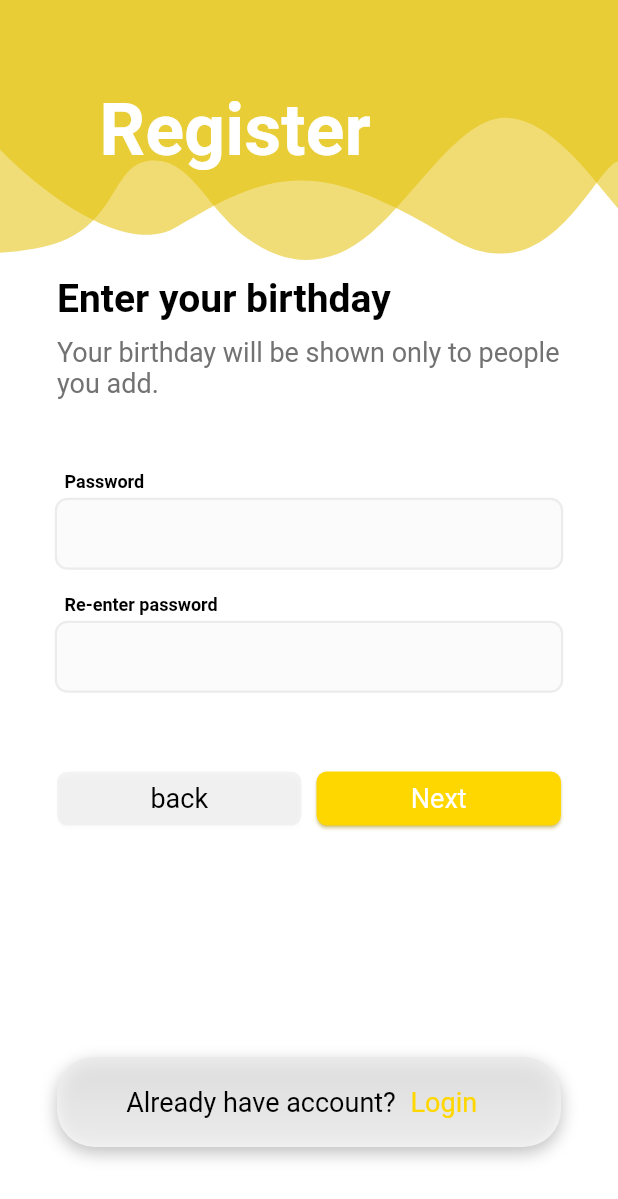
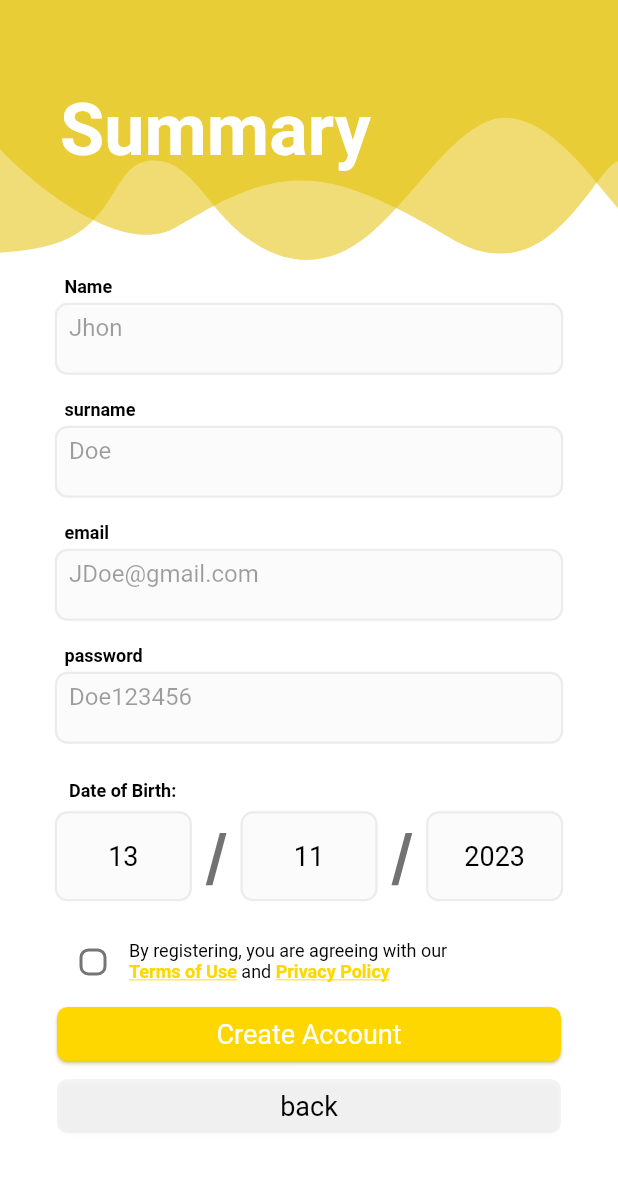
Before and after one commit to sinanGsr/desiree, a Flutter app: the RegisterBirthday widget shown alone on an empty page, opened directly, after a tap on "Next", on a phone screen of 412 x 824 dp. Shown: the top 1199 px of the screen. Run offline on Flutter 3.47's test engine with Material 2 defaults, Android fonts, the phone set to English and light mode, and no system bars; our stand-ins replace flutter_svg, gap, get; Roboto replaces fonts that are missing (Inter, Montserrat).

Commit message:
registration ui
the static ui for registration completed

```diff
--- a/lib/Presentation/Authentication/register_birthday.dart
+++ b/lib/Presentation/Authentication/register_birthday.dart
@@ -1,12 +1,13 @@
 
 
+import 'package:desiree/Presentation/Authentication/register_password.dart';
 import 'package:desiree/Presentation/Authentication/register_screen.dart';
+import 'package:desiree/Presentation/Authentication/register_summary.dart';
 import 'package:flutter/material.dart';
 import 'package:get/get.dart';
 
 import '../Components/background.dart';
 import '../Components/buttons.dart';
-import '../Components/text_inputs.dart';
 import '../TextConfig/text_config.dart';
 import 'login.dart';
 
@@ -18,6 +19,26 @@ class RegisterBirthday extends StatefulWidget {
 }
 
 class _RegisterBirthdayState extends State<RegisterBirthday> {
+
+  DateTime _selectedDate = DateTime.now();
+
+  Future<void> _selectDate(BuildContext context, String dateType) async {
+    final DateTime? picked = await showDatePicker(
+      context: context,
+      initialDate: _selectedDate ?? DateTime.now(),
+      firstDate: DateTime(1900),
+      lastDate: DateTime(2101),
+    );
+
+    if (picked != null && picked != _selectedDate) {
+      setState(() {
+        _selectedDate = picked;
+        // You can use _selectedDate to update your model or perform any other actions
+        print('$dateType: ${_selectedDate.toLocal()}');
+      });
+    }
+  }
+
   @override
   Widget build(BuildContext context) {
     return BackgroundWidget(
@@ -32,9 +53,54 @@ class _RegisterBirthdayState extends State<RegisterBirthday> {
             const SizedBox(height: 10,),
             AppText.small('Your birthday will be shown only to people you add.',color: Color(0xFF727272)),
             SizedBox(height: 48,),
-            MainInput(text: 'Password'),
-            SizedBox(height: 18,),
-            MainInput(text: 'Re-enter password'),
+            Row(
+              children: [
+                Expanded(
+                  child: GestureDetector(
+                    onTap: (){
+                      _selectDate(context, 'DD');
+                    },
+                    child: dateBox(_selectedDate.day),
+                  ),
+                ),
+                const Text(
+                  ' / ',
+                  style: TextStyle(
+                    color: Color(0xFF727272),
+                    fontSize: 40,
+                    fontFamily: 'Inter',
+                    fontWeight: FontWeight.w600,
+                    height: 0,
+                  ),
+                ),
+                Expanded(
+                  child: GestureDetector(
+                    onTap: (){
+                      _selectDate(context, 'MMM');
+                    },
+                    child: dateBox(_selectedDate.month),
+                  ),
+                ),
+                const Text(
+                  ' / ',
+                  style: TextStyle(
+                    color: Color(0xFF727272),
+                    fontSize: 40,
+                    fontFamily: 'Inter',
+                    fontWeight: FontWeight.w600,
+                    height: 0,
+                  ),
+                ),
+                Expanded(
+                  child: GestureDetector(
+                    onTap: (){
+                      _selectDate(context, 'YYY');
+                    },
+                    child: dateBox(_selectedDate.year),
+                  ),
+                ),
+              ],
+            ),
 
             SizedBox(height: 48,),
 
@@ -47,7 +113,7 @@ class _RegisterBirthdayState extends State<RegisterBirthday> {
 
                     text: 'back',
                     onTap: () {
-                      Get.to(RegisterScreen());
+                      Get.to(RegisterPassword());
 
                     },),
                 ),
@@ -56,6 +122,7 @@ class _RegisterBirthdayState extends State<RegisterBirthday> {
                   child: PrimaryButton(
                     text: 'Next',
                     onTap: () {
+                      Get.to(RegisterSummary());
 
                     },),
                 ),
@@ -63,7 +130,7 @@ class _RegisterBirthdayState extends State<RegisterBirthday> {
             ),
 
 
-            SizedBox(height: MediaQuery.of(context).size.height * 0.18,),
+            SizedBox(height: MediaQuery.of(context).size.height * 0.3,),
 
             bottomBox("Already have account?","Login",(){
               Get.to(Login());
@@ -76,4 +143,22 @@ class _RegisterBirthdayState extends State<RegisterBirthday> {
 
     );
   }
+
+  Container dateBox(var dateToSelect) {
+    return Container(
+            padding: EdgeInsets.symmetric(vertical: 18),
+              decoration: ShapeDecoration(
+                color: Color(0x051D1D1F),
+                shape: RoundedRectangleBorder(
+                  side: BorderSide(
+                    width: 1.50,
+                    strokeAlign: BorderSide.strokeAlignOutside,
+                    color: Color(0x161D1D1F),
+                  ),
+                  borderRadius: BorderRadius.circular(7),
+                ),
+            ),
+            child: Center(child: AppText.small(dateToSelect.toString())),
+            );
+  }
 }
--- a/lib/Presentation/Authentication/register_password.dart
+++ b/lib/Presentation/Authentication/register_password.dart
@@ -37,7 +37,9 @@ class _RegisterPasswordState extends State<RegisterPassword> {
             const SizedBox(height: 10,),
             AppText.small('It’ll be used only for verification and logging in.',color: Color(0xFF727272)),
             SizedBox(height: 48,),
-
+            MainInput(text: 'Password'),
+            SizedBox(height: 18,),
+            MainInput(text: 'Re-enter password'),
 
             SizedBox(height: 48,),
 
--- /dev/null
+++ b/lib/Presentation/Authentication/register_summary.dart
@@ -0,0 +1,200 @@
+
+
+
+
+import 'package:desiree/Presentation/Components/background.dart';
+import 'package:desiree/Presentation/Components/buttons.dart';
+import 'package:flutter/material.dart';
+
+import '../Components/text_inputs.dart';
+import '../TextConfig/text_config.dart';
+
+class RegisterSummary extends StatefulWidget {
+  const RegisterSummary({super.key});
+
+  @override
+  State<RegisterSummary> createState() => _RegisterSummaryState();
+}
+
+class _RegisterSummaryState extends State<RegisterSummary> {
+  bool _checkValue = false;
+  @override
+  Widget build(BuildContext context) {
+    return BackgroundWidget(
+      header: "Summary",
+        widget: Padding(
+          padding: const EdgeInsets.symmetric(horizontal: 38,vertical: 10),
+          child: Column(
+            crossAxisAlignment: CrossAxisAlignment.start,
+            mainAxisAlignment: MainAxisAlignment.center,
+          children: [
+            MainInput(text: 'Name',label: "Jhon",enabled: false,),
+            SizedBox(height: 18,),
+            MainInput(text: 'surname',label: "Doe",enabled: false,),
+            SizedBox(height: 18,),
+            MainInput(text: 'email',label: "JDoe@gmail.com",enabled: false,),
+            SizedBox(height: 18,),
+            MainInput(text: 'password',label: "Doe123456",enabled: false,),
+            SizedBox(height: 18,),
+            Padding(
+              padding: const EdgeInsets.all(8.0),
+              child: AppText.smallBold("Date of Birth:"),
+            ),
+            Row(
+              children: [
+                Expanded(
+                  child: GestureDetector(
+                    onTap: (){
+
+                    },
+                    child: dateBox(DateTime.now().day),
+                  ),
+                ),
+                const Text(
+                  ' / ',
+                  style: TextStyle(
+                    color: Color(0xFF727272),
+                    fontSize: 40,
+                    fontFamily: 'Inter',
+                    fontWeight: FontWeight.w600,
+                    height: 0,
+                  ),
+                ),
+                Expanded(
+                  child: GestureDetector(
+                    onTap: (){
+
+                    },
+                    child: dateBox(DateTime.now().month),
+                  ),
+                ),
+                const Text(
+                  ' / ',
+                  style: TextStyle(
+                    color: Color(0xFF727272),
+                    fontSize: 40,
+                    fontFamily: 'Inter',
+                    fontWeight: FontWeight.w600,
+                    height: 0,
+                  ),
+                ),
+                Expanded(
+                  child: GestureDetector(
+                    onTap: (){
+
+                    },
+                    child: dateBox(DateTime.now().year),
+                  ),
+                ),
+              ],
+            ),
+            SizedBox(height: 18,),
+            Row(
+              children: [
+                Checkbox(
+                    activeColor: Color(0xffFFD700),
+                    materialTapTargetSize: MaterialTapTargetSize.padded,
+                    shape: RoundedRectangleBorder(
+                      borderRadius: BorderRadius.circular(6)
+                    ),
+                    value: _checkValue,
+                    onChanged: (val){
+                  setState(() {
+                    _checkValue = !_checkValue;
+                  });
+
+                }),
+                SizedBox(
+                  width: MediaQuery.of(context).size.width * 0.60,
+                  child: text(),
+
+                )
+              ],
+            ),
+            PrimaryButton(text: 'Create Account',
+                onTap: (){
+
+                }),
+            PrimaryButton(
+                buttonColor: Color(0x0C1D1D1F),
+                textColor: Colors.black,
+                text: "back",
+                onTap: (){
+
+                })
+
+
+      ],
+    ),
+        ), );
+  }
+
+  Container dateBox(var dateToSelect) {
+    return Container(
+      padding: EdgeInsets.symmetric(vertical: 18),
+      decoration: ShapeDecoration(
+        color: Color(0x051D1D1F),
+        shape: RoundedRectangleBorder(
+          side: BorderSide(
+            width: 1.50,
+            strokeAlign: BorderSide.strokeAlignOutside,
+            color: Color(0x161D1D1F),
+          ),
+          borderRadius: BorderRadius.circular(7),
+        ),
+      ),
+      child: Center(child: AppText.small(dateToSelect.toString())),
+    );
+  }
+
+  Widget text(){
+    return Text.rich(
+      TextSpan(
+        children: [
+          TextSpan(
+            text: 'By registering, you are agreeing with our ',
+            style: TextStyle(
+              color: Colors.black,
+              fontSize: 12,
+              fontFamily: 'Montserrat',
+              fontWeight: FontWeight.w400,
+              height: 0,
+            ),
+          ),
+          TextSpan(
+            text: 'Terms of Use',
+            style: TextStyle(
+              color: Color(0xFFFFD700),
+              fontSize: 12,
+              fontFamily: 'Montserrat',
+              fontWeight: FontWeight.w600,
+              decoration: TextDecoration.underline,
+              height: 0,
+            ),
+          ),
+          TextSpan(
+            text: ' and ',
+            style: TextStyle(
+              color: Colors.black,
+              fontSize: 12,
+              fontFamily: 'Montserrat',
+              fontWeight: FontWeight.w400,
+              height: 0,
+            ),
+          ),
+          TextSpan(
+            text: 'Privacy Policy',
+            style: TextStyle(
+              color: Color(0xFFFFD700),
+              fontSize: 12,
+              fontFamily: 'Montserrat',
+              fontWeight: FontWeight.w600,
+              decoration: TextDecoration.underline,
+              height: 0,
+            ),
+          ),
+        ],
+      ),
+    );
+  }
+}
--- a/lib/Presentation/Components/text_inputs.dart
+++ b/lib/Presentation/Components/text_inputs.dart
@@ -5,10 +5,11 @@ import '../TextConfig/text_config.dart';
 class MainInput extends StatelessWidget {
   final String text;
   final String? label;
+  final bool? enabled;
   const MainInput({
     super.key,
     required this.text,
-     this.label,
+     this.label, this.enabled,
   });
 
   @override
@@ -35,9 +36,11 @@ class MainInput extends StatelessWidget {
                 borderRadius: BorderRadius.circular(7),
               )),
           child: TextFormField(
+              enabled: enabled,
               decoration: InputDecoration(
                   isCollapsed: true,
                   hintText: label,
+
                   fillColor: Color(0x051D1D1F),
                   border: InputBorder.none
               )),
```
